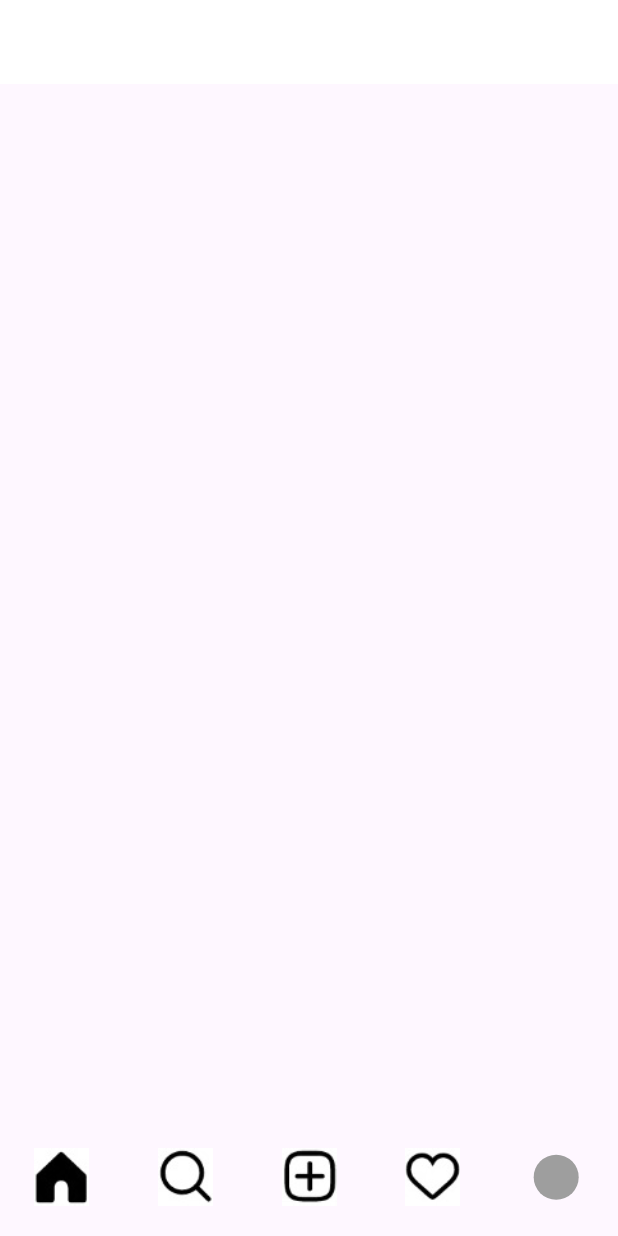
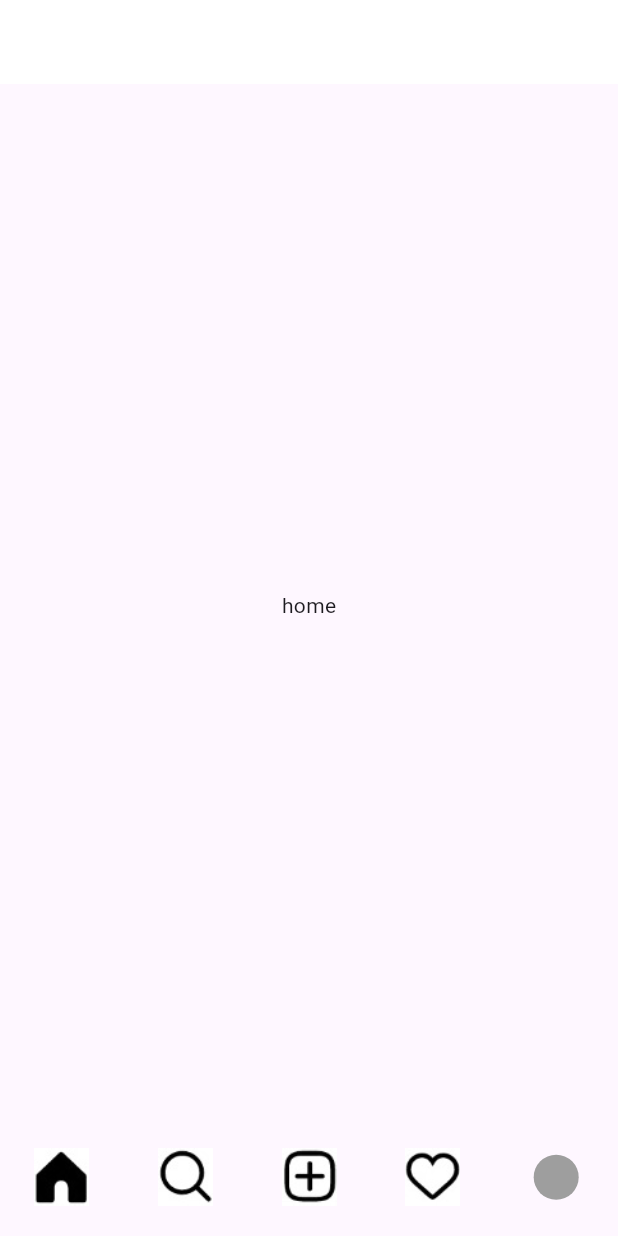
Before and after one commit to taeki-cho/flutter_clone_instagram, a Flutter app: the screen it shows after launch, on a phone screen of 412 x 824 dp. Run offline on Flutter 3.47's test engine with Material 3 defaults, Android fonts, the phone set to English and light mode, and no system bars; our stand-ins replace get.

```diff
--- a/lib/src/app.dart
+++ b/lib/src/app.dart
@@ -11,10 +11,30 @@ class App extends GetView<BottomNavController> {
   Widget build(BuildContext context) {
     // WillPopScope : 안드로이드 뒤로가기 이벤트
     return WillPopScope(
+      onWillPop: controller.willPopAction,
       child: Obx(
         () => Scaffold(
           appBar: AppBar(),
-          body: Container(),
+          body: IndexedStack(
+            index: controller.pageIndex.value,
+            children: [
+              Container(
+                child: const Center(child: Text('home')),
+              ),
+              Container(
+                child: const Center(child: Text('search')),
+              ),
+              Container(
+                child: const Center(child: Text('upload')),
+              ),
+              Container(
+                child: const Center(child: Text('activity')),
+              ),
+              Container(
+                child: const Center(child: Text('mypage')),
+              ),
+            ],
+          ),
           bottomNavigationBar: BottomNavigationBar(
             type: BottomNavigationBarType.fixed,
             showSelectedLabels: false,
@@ -57,9 +77,6 @@ class App extends GetView<BottomNavController> {
           ),
         ),
       ),
-      onWillPop: () async {
-        return false;
-      },
     );
   }
 }
--- a/pubspec.yaml
+++ b/pubspec.yaml
@@ -19,11 +19,7 @@ publish_to: "none" # Remove this line if you wish to publish to pub.dev
 version: 1.0.0+1
 
 environment:
-<<<<<<< HEAD
   sdk: ">=3.4.1 <4.0.0"
-=======
-  sdk: ">=3.4.3 <4.0.0"
->>>>>>> 34a7e449ffba8cad270394a10a012e38591b4787
 
 # Dependencies specify other packages that your package needs in order to work.
 # To automatically upgrade your package dependencies to the latest versions
```
Also changed, not shown: lib/src/components/message_popup.dart (added, +64 -0 lines), lib/src/controller/bottom_nav_controller.dart (+54 -1 lines), lib/src/pages/upload.dart (added, +12 -0 lines).
